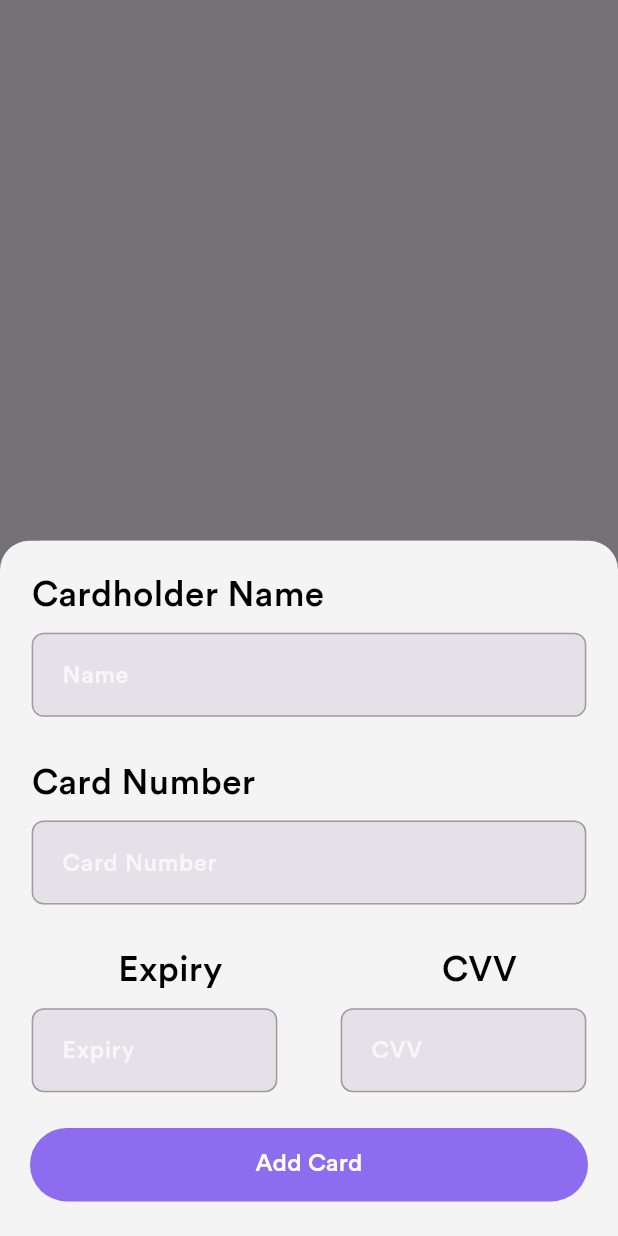
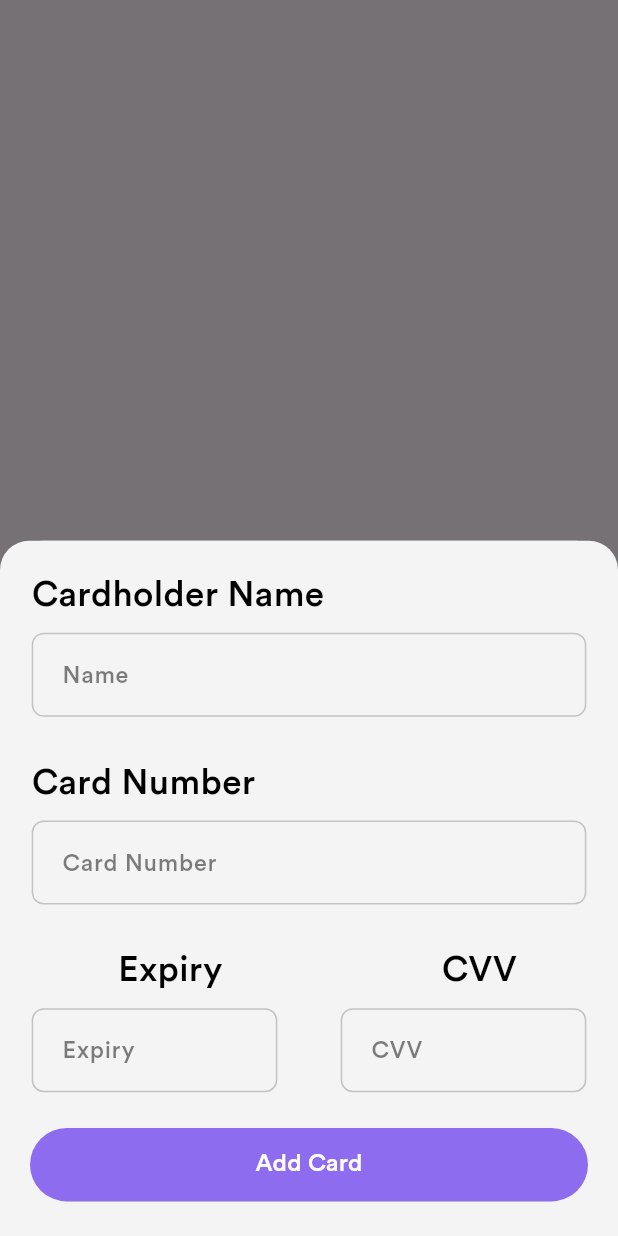
Before and after one commit to Tu2525/LinkFlutterEcommerceApp, a Flutter app: the Paymentscreen screen opened directly, after a tap on "Payment Method", on a phone screen of 412 x 824 dp. Run offline on Flutter 3.47's test engine with Material 3 defaults, Android fonts, the phone set to English and light mode, and no system bars; our stand-ins replace animated_text_kit, flutter_riverpod, flutter_screenutil, iconsax_plus, smooth_page_indicator.

Commit message:
hot fix textform color

```diff
--- a/lib/screens/create_account_screen.dart
+++ b/lib/screens/create_account_screen.dart
@@ -1,4 +1,5 @@
 import 'package:flutter/material.dart';
+import 'package:link_flutter_ecommerce_app/screens/paymentscreen.dart';
 import 'package:link_flutter_ecommerce_app/screens/reset_password%20screen.dart';
 import 'package:link_flutter_ecommerce_app/widgets/continue_button.dart';
 import 'package:link_flutter_ecommerce_app/widgets/custom_back_icon.dart';
@@ -91,7 +92,7 @@ class CreateAccountScreen extends StatelessWidget {
                       Navigator.push(
                         context,
                         MaterialPageRoute(
-                          builder: (context) => const ResetPassword(),
+                          builder: (context) => const Paymentscreen(),
                         ),
                       );
                     },
--- a/lib/widgets/ask_button.dart
+++ b/lib/widgets/ask_button.dart
@@ -1,4 +1,3 @@
-import 'dart:ui';
 
 import 'package:flutter/material.dart';
 
--- a/lib/widgets/custom_text_form.dart
+++ b/lib/widgets/custom_text_form.dart
@@ -6,41 +6,53 @@ class CustomTextForm extends StatelessWidget {
   final TextInputType inputType;
   final String hint;
   final String? Function(String?)? validator;
+  final bool isdarkmode;
   const CustomTextForm({
     super.key,
     required this.controller,
     required this.inputType,
     required this.hint,
     this.validator,
+    required this.isdarkmode,
   });
 
   @override
   Widget build(BuildContext context) {
+    final bordercolor =
+        isdarkmode
+            ? Colors.white.withOpacity(0.2)
+            : Colors.black.withOpacity(0.2);
     return TextFormField(
       controller: controller,
       keyboardType: inputType,
-      cursorColor: Colors.white,
+      cursorColor: isdarkmode ? Colors.white : Colors.black,
       decoration: InputDecoration(
         filled: true,
-        border: const OutlineInputBorder(
-          borderRadius: BorderRadius.all(Radius.circular(8)),
-          borderSide: BorderSide(color: Colors.grey),
+        fillColor:
+            isdarkmode ? const Color(0xff342F3F) : const Color(0xffF4F4F4),
+        border: OutlineInputBorder(
+          borderRadius: const BorderRadius.all(Radius.circular(8)),
+          borderSide: BorderSide(color: bordercolor),
         ),
-        enabledBorder: const OutlineInputBorder(
-          borderRadius: BorderRadius.all(Radius.circular(8)),
-          borderSide: BorderSide(color: Colors.grey),
+        enabledBorder: OutlineInputBorder(
+          borderRadius: const BorderRadius.all(Radius.circular(8)),
+          borderSide: BorderSide(color: bordercolor),
         ),
-        focusedBorder: const OutlineInputBorder(
-          borderRadius: BorderRadius.all(Radius.circular(8)),
-          borderSide: BorderSide(color: Colors.grey),
+        focusedBorder: OutlineInputBorder(
+          borderRadius: const BorderRadius.all(const Radius.circular(8)),
+          borderSide: BorderSide(color: bordercolor),
         ),
         hintText: hint,
         hintStyle: TextStyle(
-          color: Colors.white.withOpacity(0.7),
+          color:
+              isdarkmode
+                  ? Colors.white.withOpacity(0.5)
+                  : Colors.black.withOpacity(0.5),
           fontSize: 16.sp,
           fontWeight: FontWeight.w500,
         ),
       ),
+
       validator: validator,
     );
   }
--- a/lib/widgets/visa_data_bottom_sheet.dart
+++ b/lib/widgets/visa_data_bottom_sheet.dart
@@ -62,6 +62,7 @@ class VisaDataBottomSheet extends StatelessWidget {
               Padding(
                 padding: EdgeInsets.symmetric(horizontal: 20.w, vertical: 8.h),
                 child: CustomTextForm(
+                  isdarkmode: isDarkMode,
                   controller: nameController,
                   inputType: TextInputType.name,
                   hint: ' Name',
@@ -96,6 +97,7 @@ class VisaDataBottomSheet extends StatelessWidget {
                           value == null || value.length < 16
                               ? 'Enter valid card number'
                               : null,
+                  isdarkmode: isDarkMode,
                 ),
               ),
               Row(
@@ -110,7 +112,7 @@ class VisaDataBottomSheet extends StatelessWidget {
                           child: Text(
                             'Expiry',
                             style: TextStyle(
-                              color:textColor,
+                              color: textColor,
                               fontSize: 24.sp,
                               fontWeight: FontWeight.w500,
                             ),
@@ -122,6 +124,7 @@ class VisaDataBottomSheet extends StatelessWidget {
                             vertical: 8.h,
                           ),
                           child: CustomTextForm(
+                            isdarkmode: isDarkMode,
                             controller: expiryController,
                             inputType: TextInputType.datetime,
                             hint: ' Expiry',
@@ -156,6 +159,7 @@ class VisaDataBottomSheet extends StatelessWidget {
                             vertical: 8.h,
                           ),
                           child: CustomTextForm(
+                            isdarkmode: isDarkMode,
                             controller: cvvController,
                             inputType: TextInputType.number,
                             hint: ' CVV',
```
